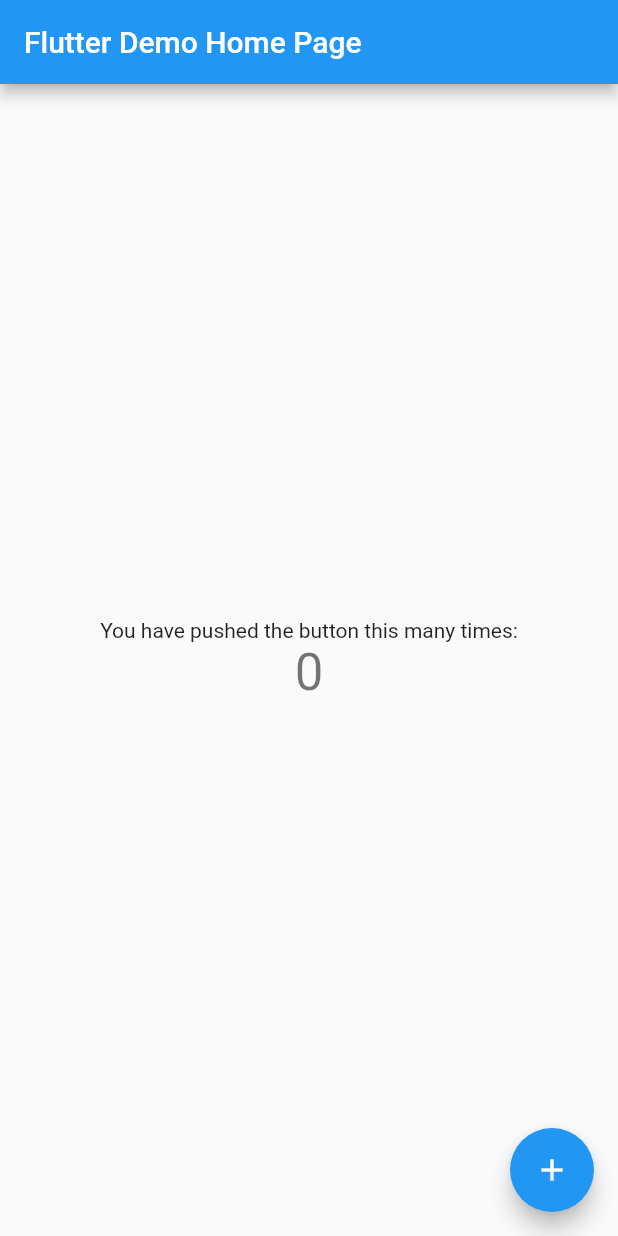
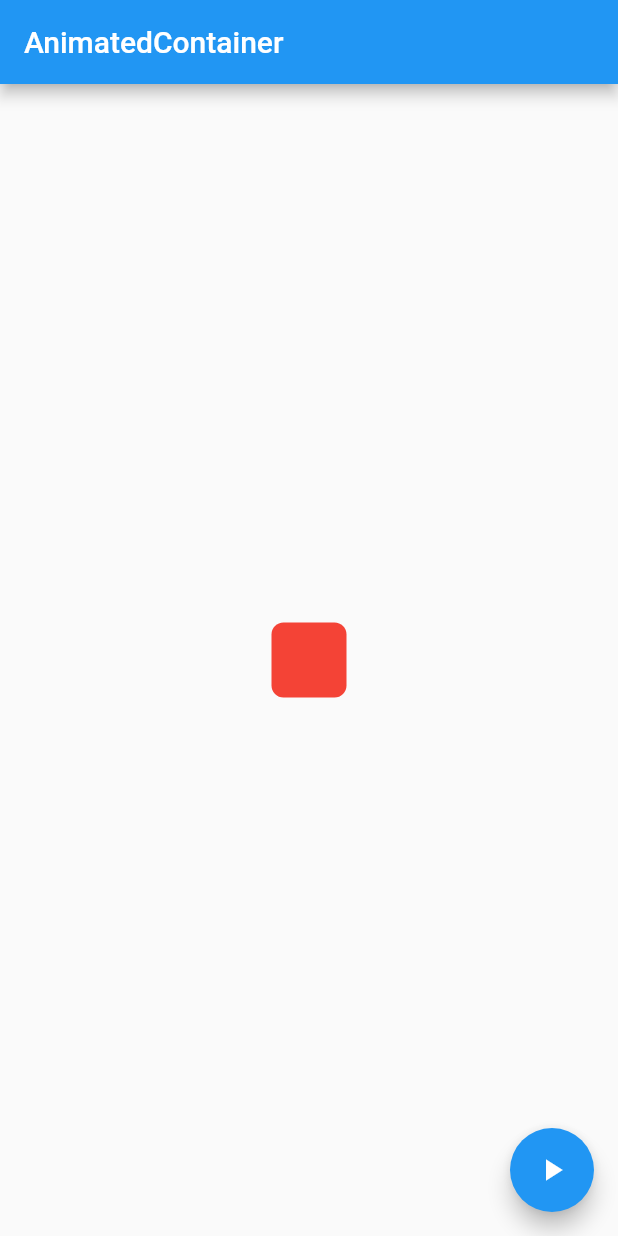
Before and after one commit to dlqh406/flutter_intermediate, a Flutter app: the screen it shows after launch, on a phone screen of 412 x 824 dp. Run offline on Flutter 3.47's test engine with Material 2 defaults, Android fonts, the phone set to English and light mode, and no system bars.

Commit message:
도형 애니메이션  넣기
AnimatedContainer() 클래스를 사용
-> decoration : 도형 둥굴기를 주려고 할때 ( 이 클래스 사용하게되면 color를 이클래스 안에다 써야함)
-> curve : 다음 애니메이션으로 바꿀때 주는, 어떤 속도로 바뀔것인다. ease in 개념
-> Random() 구현 방법
-> Color.fromRGBO 색도 램덤하게 넣을 수 있음, opacity도 가능

```diff
--- /dev/null
+++ b/lib/home_page.dart
@@ -0,0 +1,44 @@
+import 'dart:math';
+
+import 'package:flutter/material.dart';
+
+class HomePage extends StatefulWidget {
+  @override
+  _HomePageState createState() => _HomePageState();
+}
+
+class _HomePageState extends State<HomePage> {
+  double _width = 50;
+  double _height = 50;
+  Color _color = Colors.red;
+  double _borderRadious = 8.0;
+  @override
+  Widget build(BuildContext context) {
+    return Scaffold(
+      appBar: AppBar(
+        title: Text('AnimatedContainer'),
+      ),
+      body: Center(
+        child: AnimatedContainer(
+            width: _width,
+            height: _height,
+            decoration: BoxDecoration(color: _color, borderRadius: BorderRadius.circular(_borderRadious)),
+            duration: Duration(seconds: 1),
+            curve: Curves.fastLinearToSlowEaseIn, //여러가지 커브들 있음 Curves. 치면 보
+        ),
+      ),
+      floatingActionButton: FloatingActionButton(
+        onPressed: (){
+          setState(() {
+            final random = Random();
+            _width = random.nextInt(300).toDouble();
+            _height = random.nextInt(300).toDouble();
+            _color = Color.fromRGBO(random.nextInt(256), random.nextInt(256), random.nextInt(256), 1);
+            _borderRadious = random.nextInt(100).toDouble();
+        });},
+        child: Icon(Icons.play_arrow),
+
+      ),
+    );
+  }
+}
--- a/lib/main.dart
+++ b/lib/main.dart
@@ -1,4 +1,5 @@
 import 'package:flutter/material.dart';
+import 'home_page.dart';
 
 void main() {
   runApp(MyApp());
@@ -11,107 +12,10 @@ class MyApp extends StatelessWidget {
     return MaterialApp(
       title: 'Flutter Demo',
       theme: ThemeData(
-        // This is the theme of your application.
-        //
-        // Try running your application with "flutter run". You'll see the
-        // application has a blue toolbar. Then, without quitting the app, try
-        // changing the primarySwatch below to Colors.green and then invoke
-        // "hot reload" (press "r" in the console where you ran "flutter run",
-        // or simply save your changes to "hot reload" in a Flutter IDE).
-        // Notice that the counter didn't reset back to zero; the application
-        // is not restarted.
         primarySwatch: Colors.blue,
-        // This makes the visual density adapt to the platform that you run
-        // the app on. For desktop platforms, the controls will be smaller and
-        // closer together (more dense) than on mobile platforms.
         visualDensity: VisualDensity.adaptivePlatformDensity,
       ),
-      home: MyHomePage(title: 'Flutter Demo Home Page'),
+      home: HomePage(),
     );
   }
 }
-
-class MyHomePage extends StatefulWidget {
-  MyHomePage({Key key, this.title}) : super(key: key);
-
-  // This widget is the home page of your application. It is stateful, meaning
-  // that it has a State object (defined below) that contains fields that affect
-  // how it looks.
-
-  // This class is the configuration for the state. It holds the values (in this
-  // case the title) provided by the parent (in this case the App widget) and
-  // used by the build method of the State. Fields in a Widget subclass are
-  // always marked "final".
-
-  final String title;
-
-  @override
-  _MyHomePageState createState() => _MyHomePageState();
-}
-
-class _MyHomePageState extends State<MyHomePage> {
-  int _counter = 0;
-
-  void _incrementCounter() {
-    setState(() {
-      // This call to setState tells the Flutter framework that something has
-      // changed in this State, which causes it to rerun the build method below
-      // so that the display can reflect the updated values. If we changed
-      // _counter without calling setState(), then the build method would not be
-      // called again, and so nothing would appear to happen.
-      _counter++;
-    });
-  }
-
-  @override
-  Widget build(BuildContext context) {
-    // This method is rerun every time setState is called, for instance as done
-    // by the _incrementCounter method above.
-    //
-    // The Flutter framework has been optimized to make rerunning build methods
-    // fast, so that you can just rebuild anything that needs updating rather
-    // than having to individually change instances of widgets.
-    return Scaffold(
-      appBar: AppBar(
-        // Here we take the value from the MyHomePage object that was created by
-        // the App.build method, and use it to set our appbar title.
-        title: Text(widget.title),
-      ),
-      body: Center(
-        // Center is a layout widget. It takes a single child and positions it
-        // in the middle of the parent.
-        child: Column(
-          // Column is also a layout widget. It takes a list of children and
-          // arranges them vertically. By default, it sizes itself to fit its
-          // children horizontally, and tries to be as tall as its parent.
-          //
-          // Invoke "debug painting" (press "p" in the console, choose the
-          // "Toggle Debug Paint" action from the Flutter Inspector in Android
-          // Studio, or the "Toggle Debug Paint" command in Visual Studio Code)
-          // to see the wireframe for each widget.
-          //
-          // Column has various properties to control how it sizes itself and
-          // how it positions its children. Here we use mainAxisAlignment to
-          // center the children vertically; the main axis here is the vertical
-          // axis because Columns are vertical (the cross axis would be
-          // horizontal).
-          mainAxisAlignment: MainAxisAlignment.center,
-          children: <Widget>[
-            Text(
-              'You have pushed the button this many times:',
-            ),
-            Text(
-              '$_counter',
-              style: Theme.of(context).textTheme.headline4,
-            ),
-          ],
-        ),
-      ),
-      floatingActionButton: FloatingActionButton(
-        onPressed: _incrementCounter,
-        tooltip: 'Increment',
-        child: Icon(Icons.add),
-      ), // This trailing comma makes auto-formatting nicer for build methods.
-    );
-  }
-}
```
